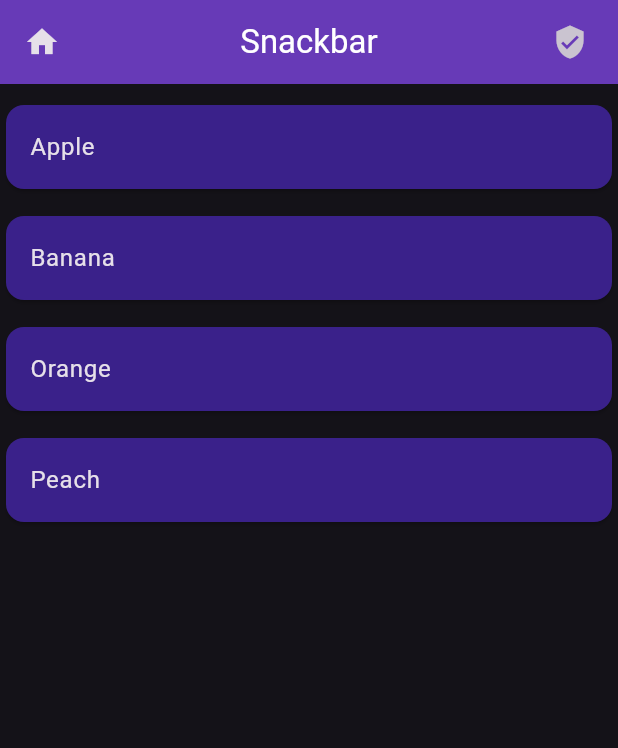
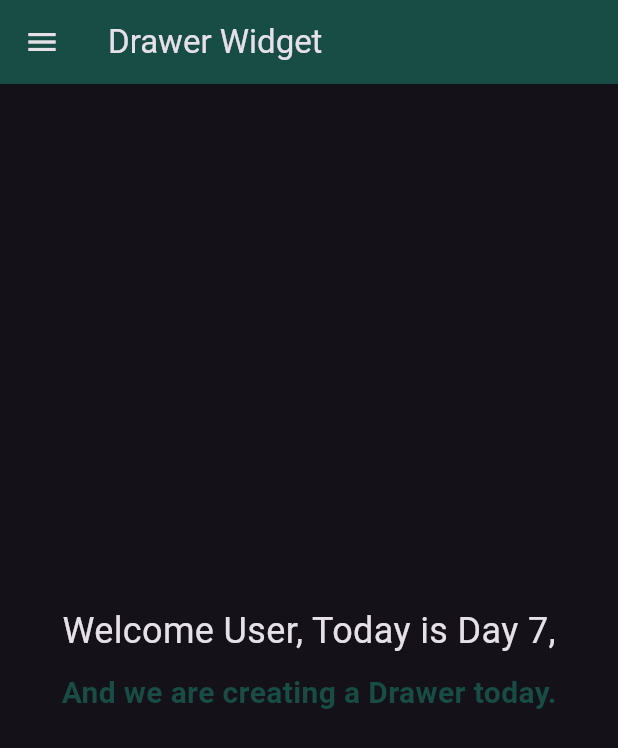
Before and after one commit to sakchyamdhaurali/basic-widgets-flutter, a Flutter app: the screen it shows after launch, on a phone screen of 412 x 824 dp. Shown: the top 748 px of the screen. Run offline on Flutter 3.47's test engine with Material 3 defaults, Android fonts, the phone set to English and light mode, and no system bars.

Commit message:
added drawer

```diff
--- a/lib/main.dart
+++ b/lib/main.dart
@@ -1,6 +1,7 @@
 import 'package:flutter/material.dart';
 import 'package:testapp/widgets/ButtonWIdget.dart';
 import 'package:testapp/widgets/ListGrid.dart';
+import 'package:testapp/widgets/drawer.dart';
 import 'package:testapp/widgets/rowcols.dart';
 
 import 'widgets/Container_Sized.dart';
@@ -30,11 +31,13 @@ class MyApp extends StatelessWidget {
       ),
 
 
-      // home: Container_Sized(),
+      //home: Container_Sized(),
       //home: RowsCols(),
       //home: ButtonWidget(),
-      // home: ListGrid(),
-      home: DismissibleWidget(),
+      //home: ListGrid(),
+      //home: SnackWidget(),
+      //home: DismissibleWidget(),
+        home: DrawerWidget(),
 
 
     );
--- a/lib/widgets/dismissible.dart
+++ b/lib/widgets/dismissible.dart
@@ -15,7 +15,7 @@ List<String> fruits = ['Apple', 'Banana', 'Orange', 'Peach'];
   Widget build(BuildContext context) {
     return Scaffold(
      appBar: AppBar(
-        title: Text('Snackbar' , style: TextStyle(color: Colors.white),),
+        title: Text('Dismissible' , style: TextStyle(color: Colors.white),),
         backgroundColor: Colors.deepPurple,
         centerTitle: true,
         leading: Icon(Icons.home),
--- /dev/null
+++ b/lib/widgets/drawer.dart
@@ -0,0 +1,157 @@
+import 'package:flutter/material.dart';
+
+class DrawerWidget extends StatefulWidget {
+  const DrawerWidget({ Key? key }) : super(key: key);
+
+  @override
+  _DrawerState createState() => _DrawerState();
+}
+
+class _DrawerState extends State<DrawerWidget> {
+  @override
+  Widget build(BuildContext context) {
+    return Scaffold(
+      drawer: Drawer(
+        child: Container(
+          color: Color.fromARGB(255, 24, 77, 69),
+          child: ListView(
+            children: [
+              DrawerHeader(
+               padding: EdgeInsets.zero,
+                child: Container(
+                  padding: EdgeInsets.all(10),
+                  // color: Colors.black54,
+                  child: Row(
+
+                    children: [
+                      CircleAvatar(
+                        radius: 35,
+                        backgroundImage: NetworkImage('https://media.licdn.com/dms/image/v2/D5603AQEP_R_7T-G20A/profile-displayphoto-shrink_200_200/profile-displayphoto-shrink_200_200/0/1693224802374?e=2147483647&v=beta&t=njH_rz9TnJT13tc8Bhbzn7yFPIvbkows5c6EEqV7Kus'),
+                      ),
+
+                      SizedBox(width: 5,),
+
+                      Column(
+                       mainAxisAlignment: MainAxisAlignment.center,
+                       crossAxisAlignment: CrossAxisAlignment.start,
+                        children: [
+
+                          Text('Sakchyam Dhaurali', style: TextStyle(fontWeight: FontWeight.bold),),
+                 Text('sakchyamdhaurali5@gmail.com', style: TextStyle(fontSize: 12),),
+
+                 Text('Flutter Developer', style: TextStyle(fontSize: 12),),
+                        ],
+
+                      ),
+
+                  ],),
+
+
+
+                ),
+
+                 ),
+
+
+              ListTile(
+                leading: Icon(Icons.mail),
+                title: Text('All mail'),
+              ),
+                ListTile(
+                leading: Icon(Icons.star_border_outlined),
+                title: Text('Starred'),
+              ),
+                ListTile(
+                leading: Icon(Icons.label_important_outline_sharp),
+                title: Text('Important'),
+              ),
+                ListTile(
+                leading: Icon(Icons.send),
+                title: Text('Sent'),
+              ),
+                ListTile(
+                leading: Icon(Icons.outbox),
+                title: Text('Outbox'),
+              ),
+
+                ListTile(
+                leading: Icon(Icons.drafts_outlined),
+                title: Text('Drafts'),
+              ),
+
+                ListTile(
+                leading: Icon(Icons.info_outline_rounded),
+                title: Text('Spam'),
+              ),
+
+                ListTile(
+                leading: Icon(Icons.delete),
+                title: Text('Trash'),
+              ),
+
+              Divider(
+                indent: 55,
+                color: Colors.black26,
+              ),
+
+                ListTile(
+                leading: Icon(Icons.settings),
+                title: Text('Settings'),
+              ),
+
+                ListTile(
+                leading: Icon(Icons.feedback_outlined),
+                title: Text('Send feedback'),
+              ),
+
+                ListTile(
+                leading: Icon(Icons.help_center_rounded),
+                title: Text('Help'),
+              ),
+
+                 ListTile(
+                leading: Icon(Icons.logout),
+                title: Text('Logout'),
+              ),
+
+
+
+            ],
+          ),
+
+
+        ),
+
+      ),
+      appBar: AppBar(
+        title: Text('Drawer Widget'),
+        backgroundColor: Color.fromARGB(255, 24, 77, 69),
+        elevation: 0,
+      ) ,
+
+    body: Center(
+      child: Container(
+      child: Column(
+        mainAxisAlignment: MainAxisAlignment.center,
+        children: [
+          Text('Welcome User, Today is Day 7,',
+           style: TextStyle(
+            fontSize: 24)
+          ),
+          SizedBox(height: 10,),
+          Text('And we are creating a Drawer today.',
+          style: TextStyle(
+            color: Color.fromARGB(255, 24, 77, 69),
+            fontSize: 20,
+            fontWeight: FontWeight.bold,
+          ),
+          ),
+        ],
+      ),
+          ),
+    ),
+
+
+    );
+  }
+}
```
